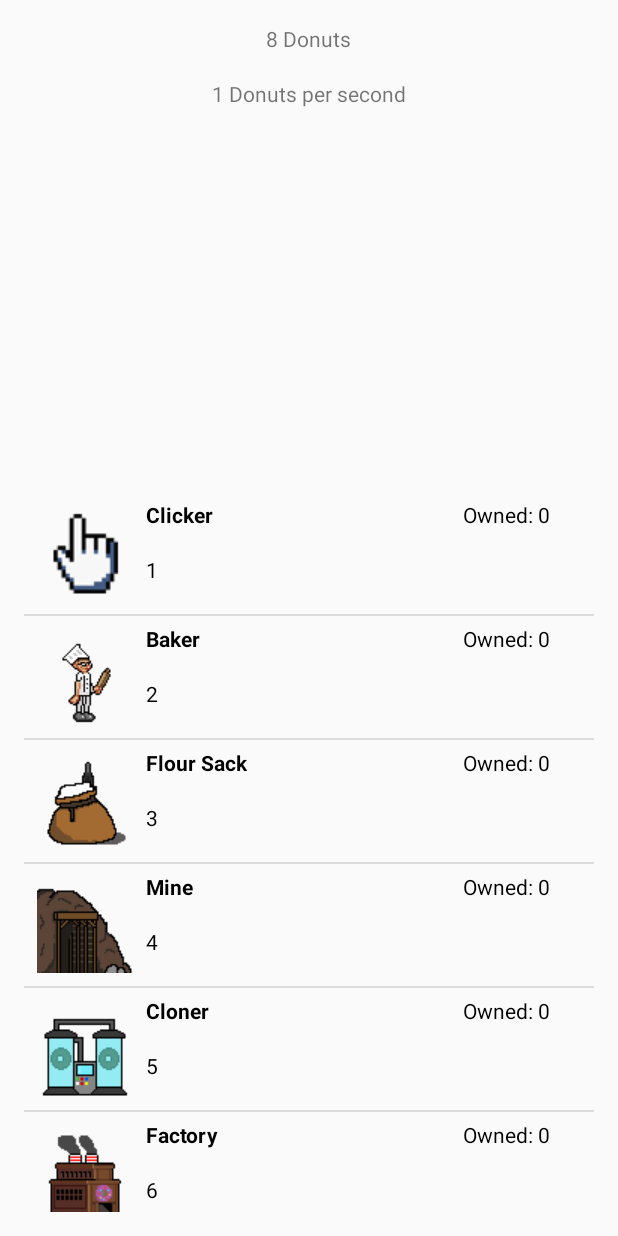
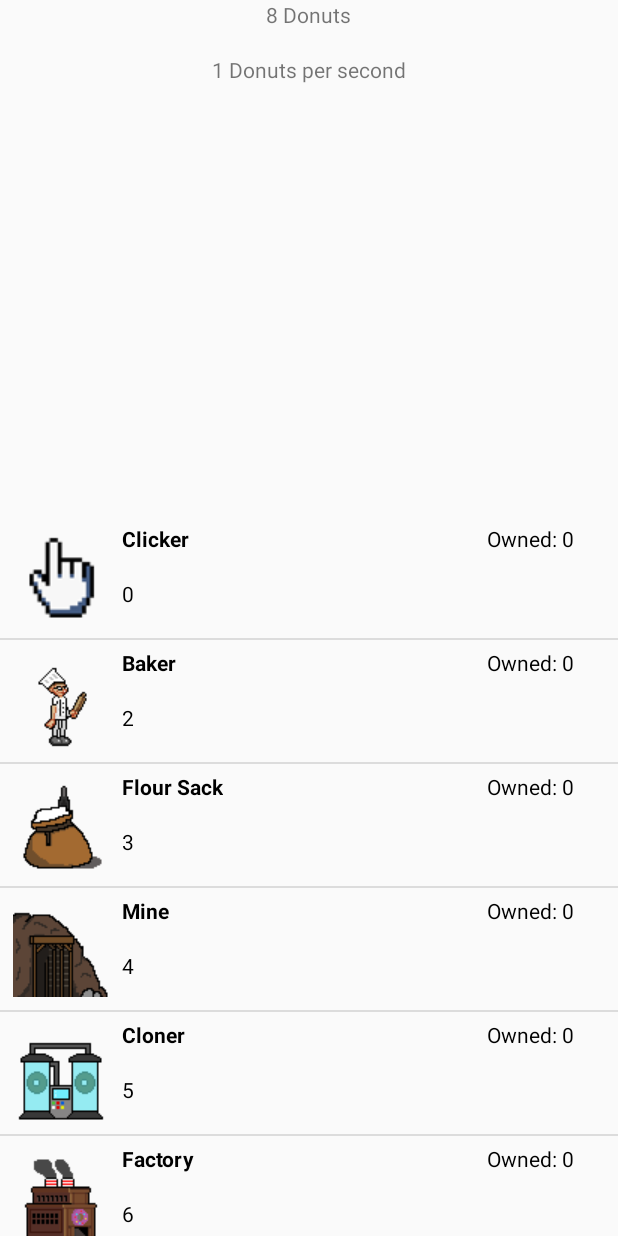
Before and after one commit to dingloid/Clicker-2, an Android app: the screen it shows after launch (Shop), after a tap on "SHOP", on a phone screen of 412 x 824 dp. Run offline under Robolectric (Android 15) with nearby library versions, the light colour scheme and no system bars; our stand-ins replace AdMob; 2 statements that could not run were skipped.

Commit message:
Null Commit

```diff
--- a/app/src/main/AndroidManifest.xml
+++ b/app/src/main/AndroidManifest.xml
@@ -45,8 +45,8 @@
                 <category android:name="android.intent.category.LAUNCHER" />
             </intent-filter>
         </activity>
-        <activity android:name=".Screens.Shop" />
-        <activity android:name=".Screens.SkinShop"></activity>
+        <activity android:name=".screens.Shop" />
+        <activity android:name=".screens.SkinShop"></activity>
     </application>
 
 </manifest>
--- a/app/src/main/java/ohpiestudio/clicker2/Adapter/CustomAdapter.java
+++ b/app/src/main/java/ohpiestudio/clicker2/Adapter/CustomAdapter.java
@@ -1,4 +1,4 @@
-package ohpiestudio.clicker2.Adapter;
+package ohpiestudio.clicker2.adapter;
 
 import android.content.Context;
 import android.view.LayoutInflater;
@@ -10,7 +10,7 @@ import android.widget.TextView;
 
 
 import ohpiestudio.clicker2.R;
-import ohpiestudio.clicker2.Upgrades.PowerUp;
+import ohpiestudio.clicker2.upgrades.PowerUp;
 
 public class CustomAdapter extends BaseAdapter{
 
--- a/app/src/main/java/ohpiestudio/clicker2/Adapter/SkinsAdapter.java
+++ b/app/src/main/java/ohpiestudio/clicker2/Adapter/SkinsAdapter.java
@@ -1,4 +1,4 @@
-package ohpiestudio.clicker2.Adapter;
+package ohpiestudio.clicker2.adapter;
 
 import android.content.Context;
 import android.view.LayoutInflater;
@@ -6,7 +6,7 @@ import android.view.View;
 import android.view.ViewGroup;
 import android.widget.BaseAdapter;
 
-import ohpiestudio.clicker2.Upgrades.Skins;
+import ohpiestudio.clicker2.upgrades.Skins;
 
 public class SkinsAdapter extends BaseAdapter {
 
--- a/app/src/main/java/ohpiestudio/clicker2/MainActivity.java
+++ b/app/src/main/java/ohpiestudio/clicker2/MainActivity.java
@@ -13,12 +13,7 @@ import android.view.Window;
 import android.widget.Button;
 import android.widget.ImageView;
 import android.widget.TextView;
-import java.util.Locale;
-import ohpiestudio.clicker2.Screens.Shop;
-
-import static java.lang.Double.doubleToLongBits;
-import static java.lang.Double.longBitsToDouble;
-
+import ohpiestudio.clicker2.screens.Shop;
 
 public class MainActivity extends AppCompatActivity {
     //Variables
@@ -46,8 +41,7 @@ public class MainActivity extends AppCompatActivity {
 
         donutAmount = savedAmount.getLong("donutAmount", donutAmount);
         donutPerSecond = savedDPS.getLong("donutPerSecond", donutPerSecond);
-
-    }
+    }//End onCreate
 
     @Override
     protected void onStart(){
@@ -78,7 +72,6 @@ public class MainActivity extends AppCompatActivity {
                 timer.start();
             }
         }.start();
-
 
         //Click Event for Donut Image
         donut.setOnTouchListener(new View.OnTouchListener(){
@@ -115,7 +108,7 @@ public class MainActivity extends AppCompatActivity {
                 i.putExtra("donutAmount", donutAmount);
                 i.putExtra("donutPerSecond", donutPerSecond);
                 timer.cancel();
-                startActivity(i);
+                startActivityForResult(i, 1);
             }
         });
     }//End onStart
@@ -126,6 +119,7 @@ public class MainActivity extends AppCompatActivity {
         //Save Values
         savedAmount.edit().putLong("donutAmount", donutAmount).apply();
         savedDPS.edit().putLong("donutPerSecond", donutPerSecond).apply();
+        timer.cancel();
     }//End onPause
 
     @Override
@@ -133,16 +127,22 @@ public class MainActivity extends AppCompatActivity {
         super.onActivityResult(requestCode, resultCode, data);
         if(requestCode == INT_CODE){
             if(resultCode == RESULT_OK){
-                donutAmount = data.getLongExtra("updateDonutAmount", donutAmount);
-                donutPerSecond = data.getLongExtra("updateDonutPerSecond", donutPerSecond);
+                donutAmount = data.getLongExtra("updateDonutAmount", 0);
+                donutPerSecond = data.getLongExtra("updateDonutPerSecond", 0);
 
-                setDonutAmount(String.valueOf( donutAmount += clickPower) + " " + getString(R.string.donuts));
+                setDonutAmount(String.valueOf(donutAmount) + " " + getString(R.string.donuts));
                 setDonutPerSecond(String.valueOf(donutPerSecond) + " " + getString(R.string.dps));
                 //Restart Donut per second
                 timer.start();
             }
         }
     }
+
+    @Override
+    protected void onStop(){
+        super.onStop();
+        timer.cancel();
+    }//End onStop
 
     public void setDonutAmount(String donutAmount){
         donutAmountText.setText(donutAmount);
--- a/app/src/main/java/ohpiestudio/clicker2/Screens/Shop.java
+++ b/app/src/main/java/ohpiestudio/clicker2/Screens/Shop.java
@@ -1,5 +1,6 @@
-package ohpiestudio.clicker2.Screens;
+package ohpiestudio.clicker2.screens;
 
+import android.content.Context;
 import android.content.Intent;
 import android.os.Bundle;
 import android.view.View;
@@ -12,10 +13,11 @@ import android.widget.TextView;
 import com.google.android.gms.ads.AdRequest;
 import com.google.android.gms.ads.AdView;
 import com.google.android.gms.ads.MobileAds;
+import com.google.gson.Gson;
 
 
-import ohpiestudio.clicker2.Adapter.CustomAdapter;
-import ohpiestudio.clicker2.Upgrades.BasePowerUp;
+import ohpiestudio.clicker2.adapter.CustomAdapter;
+import ohpiestudio.clicker2.upgrades.BasePowerUp;
 import ohpiestudio.clicker2.R;
 
 
@@ -28,6 +30,7 @@ public class Shop extends BasePowerUp {
     //Variables
     private long donutAmount;
     private long donutPerSecond;
+    Gson gson = new Gson();
 
 
     @Override
@@ -48,24 +51,47 @@ public class Shop extends BasePowerUp {
 
         //BANNER AD
         MobileAds.initialize(getApplicationContext(), "ca-app-pub-3274964731359118~2273860582");
-//
-//
+
         AdView mAdView = (AdView) findViewById(R.id.adView);
-//        AdRequest request = new AdRequest.Builder()
-//                .addTestDevice(AdRequest.DEVICE_ID_EMULATOR)        // All emulators
-//                .addTestDevice("5A123D239B16B42078ABB18A091B4B57")  // An example device ID
-//                .build();
-        AdRequest adRequest = new AdRequest.Builder().build();
-        mAdView.loadAd(adRequest);
+        AdRequest request = new AdRequest.Builder()
+                .addTestDevice(AdRequest.DEVICE_ID_EMULATOR)        // All emulators
+                .addTestDevice("5A123D239B16B42078ABB18A091B4B57")  // An example device ID
+                .build();
+//        AdRequest adRequest = new AdRequest.Builder().build();
+        mAdView.loadAd(request);
 
         //Get Intent from Main Activity
         Intent getValue = this.getIntent();
         donutAmount = getValue.getLongExtra("donutAmount", donutAmount);
         donutPerSecond = getValue.getLongExtra("donutPerSecond", donutPerSecond);
 
+        //Init prefs
+        savedClicker = getPreferences(Context.MODE_PRIVATE);
+        savedBaker = getPreferences(Context.MODE_PRIVATE);
+        savedFlourSack = getPreferences(Context.MODE_PRIVATE);
+        savedCloner = getPreferences(Context.MODE_PRIVATE);
+        savedMine = getPreferences(Context.MODE_PRIVATE);
+        savedFactory = getPreferences(Context.MODE_PRIVATE);
+        savedShrine = getPreferences(Context.MODE_PRIVATE);
+        savedShipment = getPreferences(Context.MODE_PRIVATE);
+        savedPortal = getPreferences(Context.MODE_PRIVATE);
+        savedTimeMachine = getPreferences(Context.MODE_PRIVATE);
+        savedClickerOwned = getPreferences(Context.MODE_PRIVATE);
+        savedBakerOwned = getPreferences(Context.MODE_PRIVATE);
+        savedFlourSackOwned = getPreferences(Context.MODE_PRIVATE);
+        savedClonerOwned = getPreferences(Context.MODE_PRIVATE);
+        savedMineOwned = getPreferences(Context.MODE_PRIVATE);
+        savedFactoryOwned = getPreferences(Context.MODE_PRIVATE);
+        savedShrineOwned = getPreferences(Context.MODE_PRIVATE);
+        savedShipmentOwned = getPreferences(Context.MODE_PRIVATE);
+        savedPortalOwned = getPreferences(Context.MODE_PRIVATE);
+        savedTimeMachineOwned = getPreferences(Context.MODE_PRIVATE);
+
+
+
         //Update Text Fields with donut amount
         setDonutAmountText(String.valueOf(donutAmount) + " " + getString(R.string.donuts));
-        setDountPerSecondText(String.valueOf(donutPerSecond) + " " + getString(R.string.dps));
+        setDonutPerSecondText(String.valueOf(donutPerSecond) + " " + getString(R.string.dps));
 
         //Init List View
         final ListView listView = (ListView) findViewById(R.id.listView);
@@ -84,6 +110,7 @@ public class Shop extends BasePowerUp {
                             donutAmount = donutAmount - clicker.getPrice();
                             donutPerSecond = donutPerSecond + 1;
                             clicker.increasePrice();
+                            saveAll(savedClicker, savedClickerOwned, "savedClickerPrice", "savedClickerOwned");
                         }
                         break;
                     }
@@ -173,7 +200,7 @@ public class Shop extends BasePowerUp {
                         break;
                 }
                 setDonutAmountText(String.valueOf(donutAmount) + " " + getString(R.string.donuts));
-                setDountPerSecondText(String.valueOf(donutPerSecond) + " " + getString(R.string.dps));
+                setDonutPerSecondText(String.valueOf(donutPerSecond) + " " + getString(R.string.dps));
                 customAdapter.notifyDataSetChanged();
             }
         });
@@ -181,24 +208,43 @@ public class Shop extends BasePowerUp {
 
     @Override
     public void onBackPressed(){
+
         //Send values back to main activity
         Intent sendValues = new Intent();
         sendValues.putExtra("updateDonutAmount", donutAmount);
         sendValues.putExtra("updateDonutPerSecond", donutPerSecond);
         setResult(RESULT_OK, sendValues);
-        finish();
+        finishActivity(1);
+        super.onBackPressed();
     }//End onBackPressed
 
     @Override
     protected void onPause(){
         super.onPause();
+        //Save all values of upgrades owned
+
+        saveAll(savedBaker, savedBakerOwned, "savedBakerPrice", "savedBakerOwned");
+        saveAll(savedFlourSack, savedFlourSackOwned, "savedFlourSackPrice", "savedFlourSackOwned");
+        saveAll(savedCloner, savedClonerOwned, "savedClonerPrice", "savedClonerOwned");
+        saveAll(savedMine, savedMineOwned, "savedMinePrice", "savedMineOwned");
+        saveAll(savedFactory, savedFactoryOwned, "savedFactoryPrice", "savedFactoryOwned");
+        saveAll(savedShrine, savedShrineOwned, "savedShrinePrice", "savedShrineOwned");
+        saveAll(savedShipment, savedShipmentOwned, "savedShipmentPrice", "savedShipmentOwned");
+        saveAll(savedPortal, savedPortalOwned, "savedPortalPrice", "savedPortalOwned");
+        saveAll(savedTimeMachine, savedTimeMachineOwned, "saveTimeMachinePrice", "savedTimeMachineOwned");
     }//End onPause
+
+
 
     public void setDonutAmountText(String output){
         donutAmountText.setText(output);
     }
 
-    public void setDountPerSecondText(String output){
+    public void setDonutPerSecondText(String output){
         donutPerSecondText.setText(output);
     }
+
+
+
+
 }
--- a/app/src/main/java/ohpiestudio/clicker2/Upgrades/BasePowerUp.java
+++ b/app/src/main/java/ohpiestudio/clicker2/Upgrades/BasePowerUp.java
@@ -1,13 +1,38 @@
-package ohpiestudio.clicker2.Upgrades;
+package ohpiestudio.clicker2.upgrades;
 
+import android.content.SharedPreferences;
 import android.support.v7.app.AppCompatActivity;
+
+import com.google.gson.Gson;
 
 import ohpiestudio.clicker2.R;
 
 
 public class BasePowerUp extends AppCompatActivity {
 
-    public PowerUp clicker = new PowerUp("Clicker", 1, 0);
+    //Shared Prefs
+    public SharedPreferences savedClicker;
+    public SharedPreferences savedBaker;
+    public SharedPreferences savedFlourSack;
+    public SharedPreferences savedMine;
+    public SharedPreferences savedCloner;
+    public SharedPreferences savedFactory;
+    public SharedPreferences savedShrine;
+    public SharedPreferences savedShipment;
+    public SharedPreferences savedPortal;
+    public SharedPreferences savedTimeMachine;
+    public SharedPreferences savedClickerOwned;
+    public SharedPreferences savedBakerOwned;
+    public SharedPreferences savedFlourSackOwned;
+    public SharedPreferences savedMineOwned;
+    public SharedPreferences savedClonerOwned;
+    public SharedPreferences savedFactoryOwned;
+    public SharedPreferences savedShrineOwned;
+    public SharedPreferences savedShipmentOwned;
+    public SharedPreferences savedPortalOwned;
+    public SharedPreferences savedTimeMachineOwned;
+
+    public PowerUp clicker = new PowerUp("Clicker", getSavedPrice(savedClicker, "savedClickerPrice"), getSavedOwned(savedClickerOwned, "savedClickerOwned"));
     public PowerUp baker = new PowerUp("Baker", 2, 0);
     public PowerUp flourSack = new PowerUp("Flour Sack", 3, 0);
     public PowerUp mine = new PowerUp("Mine", 4, 0);
@@ -17,6 +42,18 @@ public class BasePowerUp extends AppCompatActivity {
     public PowerUp shipment = new PowerUp("Shipment", 8, 0);
     public PowerUp portal = new PowerUp("Portal", 9, 0);
     public PowerUp timeMachine = new PowerUp("Time Machine", 10, 0);
+
+    public long getSavedPrice(SharedPreferences sp, String key){
+        return sp.getLong(key, 0);
+    }
+
+    public long getSavedOwned(SharedPreferences sp, String key){
+        return sp.getLong(key, 0);
+    }
+
+
+
+    Gson gson = new Gson();
 
     public PowerUp powerUpArray[] ={
             clicker,
@@ -45,4 +82,32 @@ public class BasePowerUp extends AppCompatActivity {
             R.drawable.timemachineico
     };
 
+    public String shinerBock(Gson g, PowerUp p){
+        return g.toJson(p);
+    }
+
+    public PowerUp shinerBockNoMore(Gson g, String json){
+        return g.fromJson(json, PowerUp.class);
+    }
+
+    public long saveObjectOwned(PowerUp p){
+        return Long.valueOf(gson.toJson(p.getAmountOwned()));
+    }
+
+    public long savedObjectPrice(PowerUp p){
+        return Long.valueOf(gson.toJson(p.getPrice()));
+    }
+
+    public void saveAll(SharedPreferences sp, SharedPreferences sp2, String key, String key2){
+        for(PowerUp p : powerUpArray) {
+            sp.edit().putLong(key, savedObjectPrice(p)).apply();
+            sp2.edit().putLong(key2,saveObjectOwned(p)).apply();
+        }
+    }
+
+//              __
+//            <(o )___
+//             ( ._> /
+//              `---'
+//    RUBBER DUCKY BLESS ME PLEASE
 }
--- a/app/src/main/java/ohpiestudio/clicker2/Upgrades/PowerUp.java
+++ b/app/src/main/java/ohpiestudio/clicker2/Upgrades/PowerUp.java
@@ -1,4 +1,4 @@
-package ohpiestudio.clicker2.Upgrades;
+package ohpiestudio.clicker2.upgrades;
 
 
 public class PowerUp {
--- a/app/src/main/java/ohpiestudio/clicker2/Upgrades/Skins.java
+++ b/app/src/main/java/ohpiestudio/clicker2/Upgrades/Skins.java
@@ -1,4 +1,4 @@
-package ohpiestudio.clicker2.Upgrades;
+package ohpiestudio.clicker2.upgrades;
 
 public class Skins extends PowerUp{
 
--- a/app/src/main/res/layout/activity_shop.xml
+++ b/app/src/main/res/layout/activity_shop.xml
@@ -5,11 +5,7 @@
     android:id="@+id/activity_shop"
     android:layout_width="match_parent"
     android:layout_height="match_parent"
-    android:paddingBottom="@dimen/activity_vertical_margin"
-    android:paddingLeft="@dimen/activity_horizontal_margin"
-    android:paddingRight="@dimen/activity_horizontal_margin"
-    android:paddingTop="@dimen/activity_vertical_margin"
-    tools:context="ohpiestudio.clicker2.Screens.Shop">
+    tools:context="ohpiestudio.clicker2.screens.Shop">
 
     <RelativeLayout
         android:layout_width="match_parent"
```
Also changed, not shown: app/src/main/java/ohpiestudio/clicker2/Screens/SkinShop.java (+18 -1 lines), app/src/main/res/layout/activity_skin_shop.xml (+36 -6 lines).
